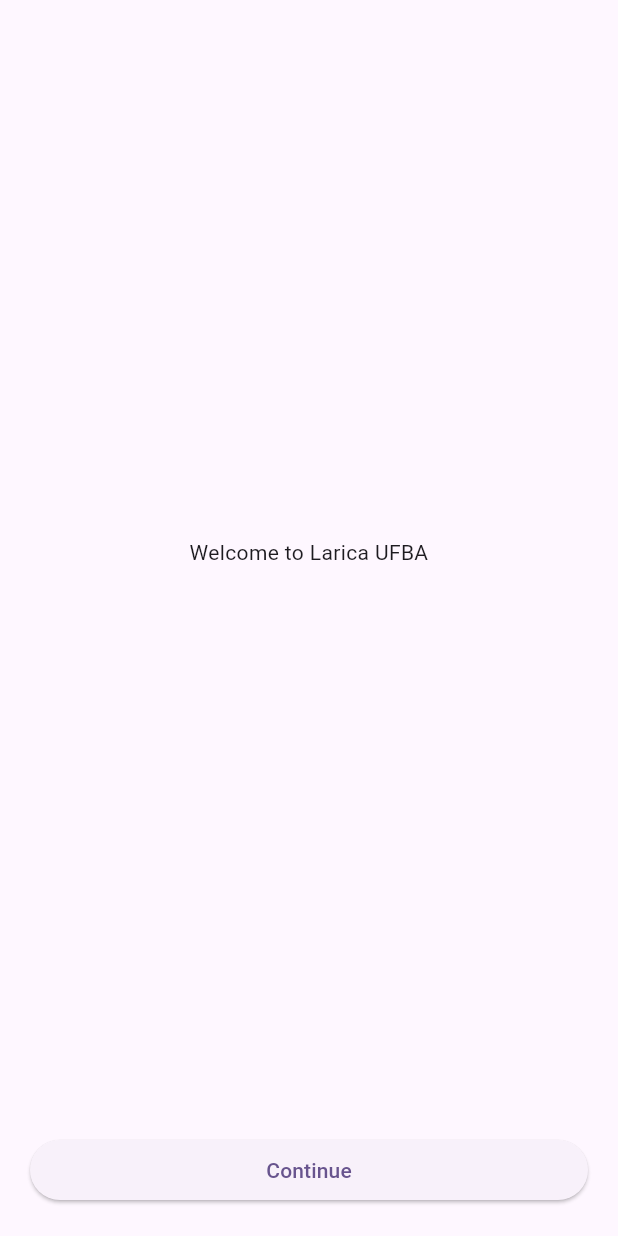
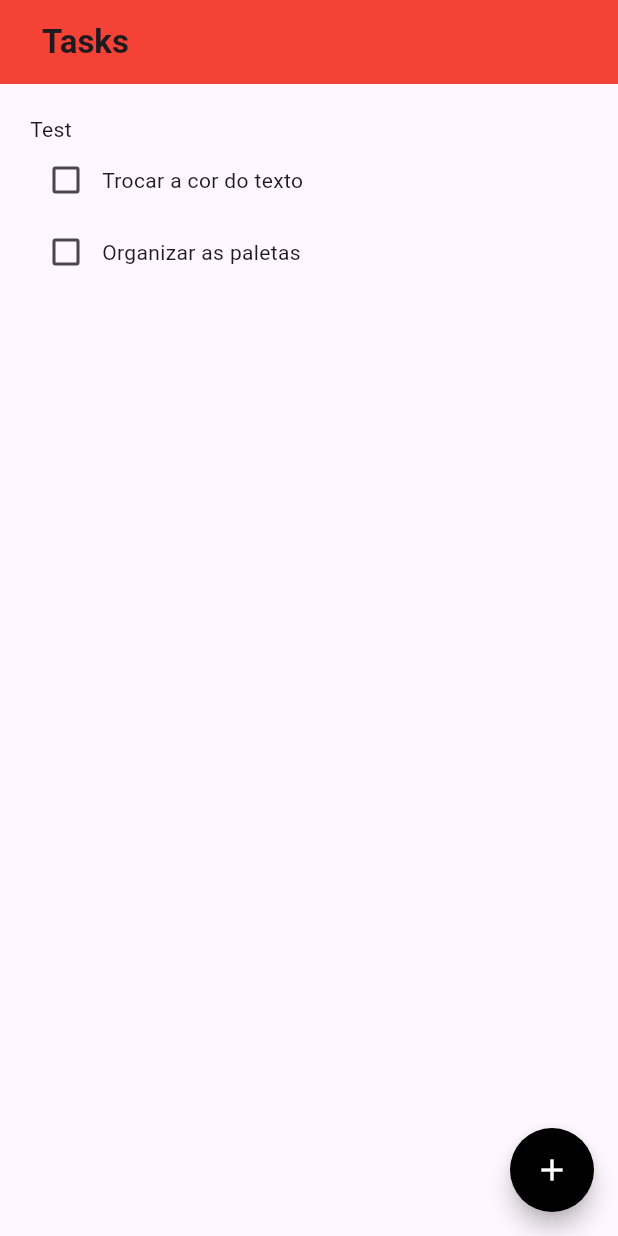
Before and after one commit to KaKeeM/AtividadePedidosTITAN, a Flutter app: the screen it shows after launch, after a tap on "Continue", on a phone screen of 412 x 824 dp. Run offline on Flutter 3.47's test engine with Material 3 defaults, Android fonts, the phone set to English and light mode, and no system bars; our stand-ins replace go_router.

Commit message:
estilos e widget tasks_widget.dart

```diff
--- a/lib/pages/tasks_page.dart
+++ b/lib/pages/tasks_page.dart
@@ -0,0 +1,47 @@
+import 'package:flutter/material.dart';
+import '../widgets/tasks_widget.dart';
+
+class TasksPage extends StatelessWidget {
+  const TasksPage({super.key});
+
+  @override
+  Widget build(BuildContext context) {
+    return Scaffold(
+      appBar: AppBar(
+        // apagar
+        backgroundColor: Colors.red,
+        title: Padding(
+            padding: const EdgeInsets.all(12),
+            child: const Text('Tasks', style: TextStyle(
+              fontWeight: FontWeight.bold,
+            ),
+          ),
+        ),
+      ),
+      body: Padding(
+        padding: const EdgeInsets.all(20),
+        child: ListView(
+          children: [
+            TasksWidget(
+              title: 'Test',
+              tasks: [
+                'Trocar a cor do texto',
+                'Organizar as paletas',
+              ],
+            ),
+          ],
+        ),
+      ),
+      floatingActionButton: FloatingActionButton(
+          onPressed: () {
+
+          },
+        shape: const CircleBorder(),
+        backgroundColor: Colors.black,
+        child: Icon(Icons.add,
+          color: Colors.white
+        ),
+      ),
+    );
+  }
+}
--- a/lib/pages/welcome_page.dart
+++ b/lib/pages/welcome_page.dart
@@ -1,4 +1,5 @@
 import 'package:flutter/material.dart';
+import 'package:go_router/go_router.dart';
 
 class WelcomePage extends StatelessWidget {
   const WelcomePage({super.key});
@@ -9,23 +10,45 @@
       body: SafeArea(
         child: Column(
           children: [
-            const Spacer(),
-
+            const Expanded(
+              flex: 2,
+              child: SizedBox(),
+            ),
             const Text(
-              'Welcome to Larica UFBA',
+              'Organize-se melhor.',
+              style: TextStyle(
+                  fontSize: 32,
+                  fontWeight: FontWeight.bold
+              ),
               textAlign: TextAlign.center,
             ),
-
-            const Spacer(),
-
+            const Text(
+              'Alinhe seus objetivos',
+              style: TextStyle(
+                  fontSize: 32,
+                  fontWeight: FontWeight.bold
+              ),
+              textAlign: TextAlign.center,
+            ),
+            const Expanded(
+              flex: 3,
+              child: SizedBox(),
+            ),
             Padding(
               padding: const EdgeInsets.all(20.0),
               child: SizedBox(
                 width: double.infinity,
                 child: ElevatedButton(
                   onPressed: () {
-
+                    context.go('/tasks');
                   },
+                  style: ElevatedButton.styleFrom(
+                    backgroundColor: Colors.black,
+                    foregroundColor: Colors.white,
+                    shape: RoundedRectangleBorder(
+                      borderRadius: BorderRadius.circular(8),
+                    ),
+                  ),
                   child: const Text('Continue'),
                 ),
               ),
--- a/lib/router/app_router.dart
+++ b/lib/router/app_router.dart
@@ -1,6 +1,7 @@
 import 'package:flutter/material.dart';
 import 'package:go_router/go_router.dart';
 import 'package:larica_ufba/pages/welcome_page.dart';
+import 'package:larica_ufba/pages/tasks_page.dart';
 
 final GoRouter router = GoRouter(
   initialLocation: '/',
@@ -11,5 +12,11 @@
         return const WelcomePage();
       },
     ),
+    GoRoute(
+      path: '/tasks',
+      builder: (BuildContext context, GoRouterState state) {
+        return const TasksPage();
+      },
+    ),
   ],
 );
--- /dev/null
+++ b/lib/widgets/tasks_widget.dart
@@ -0,0 +1,34 @@
+
+import 'package:flutter/material.dart';
+
+class TasksWidget extends StatelessWidget {
+  final String title;
+  final List<String> tasks;
+
+  const TasksWidget({
+    super.key,
+    required this.title,
+    required this.tasks,
+  });
+
+  @override
+  Widget build(BuildContext context) {
+    return Column(
+      crossAxisAlignment: CrossAxisAlignment.start,
+      children: [
+        Text(title),
+        ...tasks.map(
+              (task) => Row(
+                children: [
+                  Checkbox(
+                      value: false,
+                      onChanged: (value){},
+                  ),
+                  Text(task)
+                ],
+              ),
+        )
+      ],
+    );
+  }
+}
```
